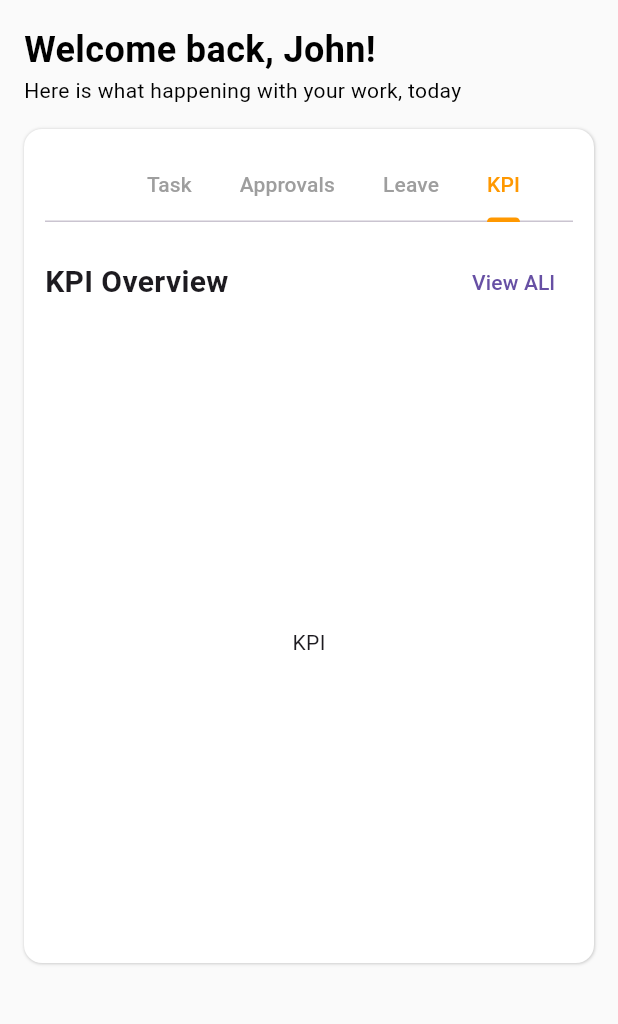
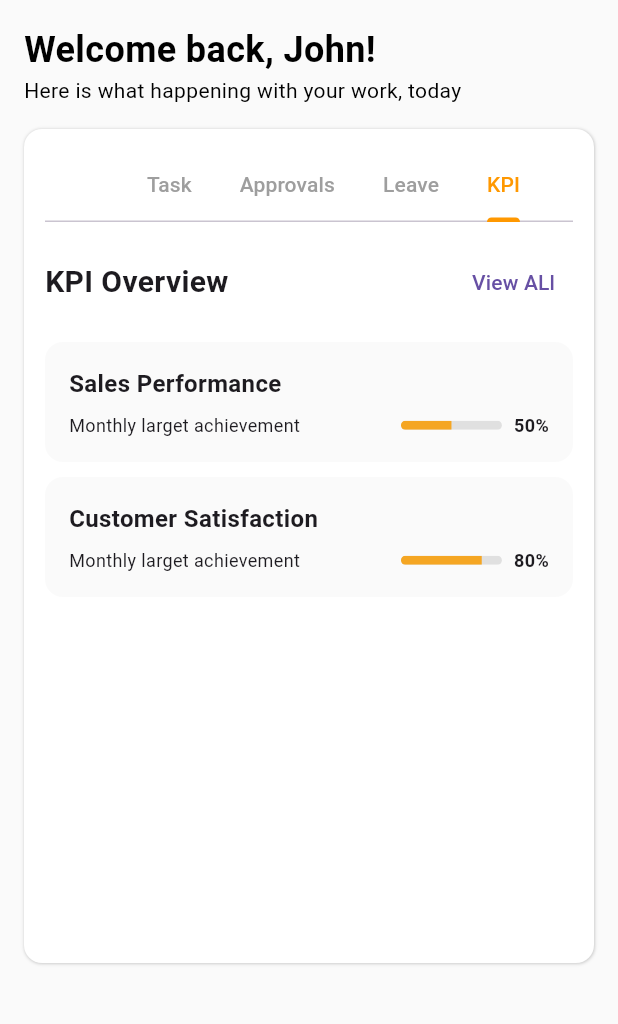
Before and after one commit to nithnoem/Flutter_Learning, a Flutter app: the HomeScreen screen opened by its route, tab 4 chosen, on a phone screen of 412 x 824 dp, the part 84-1108 px from its top. Run offline on Flutter 3.47's test engine with Material 3 defaults, Android fonts, the phone set to English and light mode, and no system bars; our stand-ins replace get.

Commit message:
Front-End: build KPI view section (card)

```diff
--- a/udoo_erp/lib/screens/home_screen.dart
+++ b/udoo_erp/lib/screens/home_screen.dart
@@ -1,5 +1,6 @@
 import 'package:flutter/material.dart';
 import 'package:udoo_erp/widgets/approval_card.dart';
+import 'package:udoo_erp/widgets/kpi_card.dart';
 import 'package:udoo_erp/widgets/leaves_card.dart';
 import 'package:udoo_erp/widgets/task_card_widget.dart';
 
@@ -225,12 +226,7 @@ class _HomeScreenState extends State<HomeScreen>
       height: 400,
       child: TabBarView(
         controller: _tabController,
-        children: [
-          _taskView,
-          _pendingApproval,
-          _leaveRequest,
-          Center(child: Text('KPI')),
-        ],
+        children: [_taskView, _pendingApproval, _leaveRequest, _kpiView],
       ),
     );
   }
@@ -283,4 +279,22 @@ class _HomeScreenState extends State<HomeScreen>
       ],
     );
   }
+
+  Widget get _kpiView {
+    return ListView(
+      children: [
+        KpiCard(
+          title: 'Sales Performance',
+          type: 'Monthly target',
+          average: 50,
+        ),
+        SizedBox(height: 10),
+        KpiCard(
+          title: 'Customer Satisfaction',
+          type: 'Average rating score',
+          average: 80,
+        ),
+      ],
+    );
+  }
 }
--- /dev/null
+++ b/udoo_erp/lib/widgets/kpi_card.dart
@@ -0,0 +1,62 @@
+import 'package:flutter/material.dart';
+
+class KpiCard extends StatelessWidget {
+  final String title;
+  final String type;
+  final double average;
+
+  const KpiCard({
+    super.key,
+    required this.title,
+    required this.type,
+    required this.average,
+  });
+
+  @override
+  Widget build(BuildContext context) {
+    return Container(
+      padding: EdgeInsets.all(16),
+      decoration: BoxDecoration(
+        color: Colors.grey.shade50,
+        borderRadius: BorderRadius.circular(12),
+      ),
+      child: Column(
+        crossAxisAlignment: CrossAxisAlignment.start,
+        children: [
+          Text(
+            title,
+            style: TextStyle(fontSize: 16, fontWeight: FontWeight.bold),
+          ),
+          SizedBox(height: 8),
+          Row(
+            children: [
+              Text(
+                'Monthly larget achievement',
+                style: TextStyle(fontSize: 12),
+              ),
+              Spacer(),
+              Expanded(
+                child: ClipRRect(
+                  borderRadius: BorderRadius.circular(10),
+                  child: LinearProgressIndicator(
+                    value: average / 100, // IMPORTANT
+                    minHeight: 6,
+                    backgroundColor: Colors.grey.shade300,
+                    valueColor: const AlwaysStoppedAnimation<Color>(
+                      Color(0xFFF5A623),
+                    ),
+                  ),
+                ),
+              ),
+              SizedBox(width: 8),
+              Text(
+                '${average.toInt()}%',
+                style: TextStyle(fontSize: 12, fontWeight: FontWeight.w600),
+              ),
+            ],
+          ),
+        ],
+      ),
+    );
+  }
+}
```
